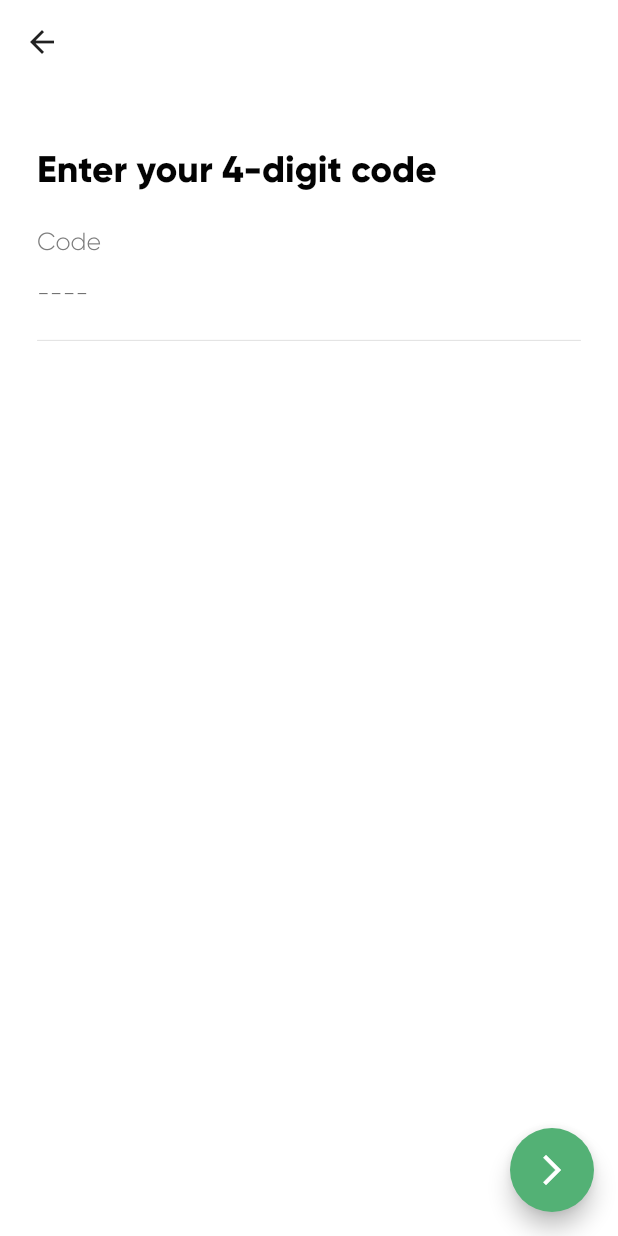
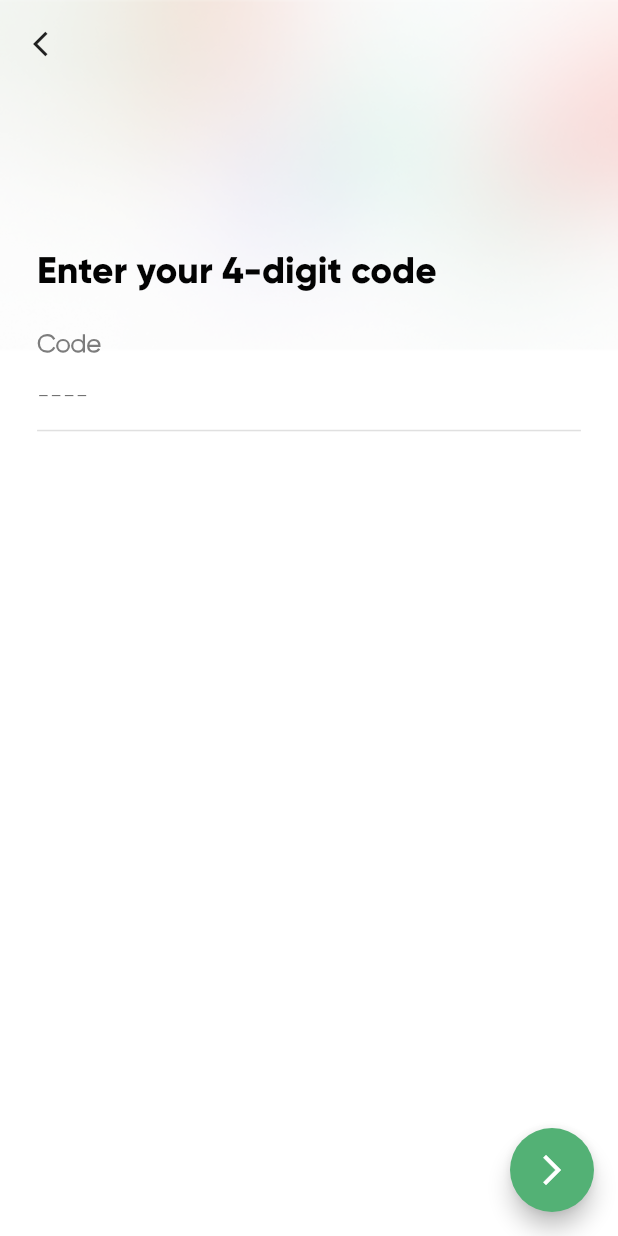
Before and after one commit to morzabzrgzd/Online-Groceries-App-UI-Flutter-, a Flutter app: the VerificationScreen screen opened directly, on a phone screen of 412 x 824 dp. Run offline on Flutter 3.47's test engine with Material 2 defaults, Android fonts, the phone set to English and light mode, and no system bars; our stand-ins replace country_code_picker, flutter_feather_icons, flutter_svg, get.

Commit message:
fix bog in verification & number

```diff
--- a/lib/screens/sign_in_screen.dart
+++ b/lib/screens/sign_in_screen.dart
@@ -7,6 +7,7 @@ import 'package:get/get.dart';
 import 'package:nectar_app/data/constants.dart';
 import 'package:nectar_app/screens/number_screen.dart';
 import 'package:nectar_app/widgets/buttom_widget.dart';
+import 'package:nectar_app/widgets/text_title_widget.dart';
 
 class SignInScreen extends StatelessWidget {
   const SignInScreen({Key? key}) : super(key: key);
@@ -126,31 +127,3 @@ class SignInScreen extends StatelessWidget {
     );
   }
 }
-
-class TitleText extends StatelessWidget {
-  const TitleText({
-    Key? key,
-    required this.size,
-    required this.text,
-  }) : super(key: key);
-
-  final Size size;
-  final String text;
-
-  @override
-  Widget build(BuildContext context) {
-    return Padding(
-      padding: EdgeInsets.symmetric(
-        horizontal: size.width * 0.06,
-      ),
-      child: Text(
-        text,
-        style: TextStyle(
-          fontSize: size.width * 0.06,
-          color: kTextBlackColor,
-          fontFamily: 'Gilroy',
-        ),
-      ),
-    );
-  }
-}
--- a/lib/screens/verification_screen.dart
+++ b/lib/screens/verification_screen.dart
@@ -1,11 +1,11 @@
-import 'package:country_code_picker/country_code_picker.dart';
 import 'package:flutter/cupertino.dart';
 import 'package:flutter/material.dart';
+import 'package:flutter/painting.dart';
 import 'package:get/get.dart';
 import 'package:nectar_app/data/constants.dart';
-import 'package:nectar_app/screens/sign_in_screen.dart';
-import "package:flutter_feather_icons/flutter_feather_icons.dart";
-import 'package:nectar_app/screens/verification_screen.dart';
+import 'package:nectar_app/widgets/divider_widget.dart';
+import 'package:nectar_app/widgets/text_title_widget.dart';
+import 'package:nectar_app/widgets/top_background.dart';
 
 class VerificationScreen extends StatelessWidget {
   const VerificationScreen({Key? key}) : super(key: key);
@@ -16,18 +16,27 @@ class VerificationScreen extends StatelessWidget {
     return SafeArea(
       child: Scaffold(
         backgroundColor: kBackgroundColor,
-        appBar: AppBar(
-          elevation: 0,
-          backgroundColor: kBackgroundColor,
-          leading: BackButton(
-            color: kIconColor,
+        body: Stack(
+          children: [
+            const TopBackground(),
+            Positioned(
+              left: 8,
+              top: 5,
+              child: IconButton(
+                onPressed: () {
+                  Get.back();
+                },
+                icon: const Icon(
+                  Icons.arrow_back_ios,
+                  size: 20,
                 ),
               ),
-        body: SizedBox(
+            ),
+            SizedBox(
               child: Column(
                 crossAxisAlignment: CrossAxisAlignment.start,
                 children: [
-              SizedBox(height: size.height * 0.05),
+                  SizedBox(height: size.height * 0.2),
                   TitleText(size: size, text: 'Enter your 4-digit code'),
                   SizedBox(height: size.height * 0.03),
                   Padding(
@@ -39,13 +48,13 @@ class VerificationScreen extends StatelessWidget {
                       style: TextStyle(
                         color: const Color(0xff7C7C7C),
                         fontSize: size.width * 0.04,
+                        fontWeight: FontWeight.bold,
                       ),
                     ),
                   ),
                   Container(
-                padding: EdgeInsets.symmetric(
-                  horizontal: size.width*0.06
-                ),
+                    padding:
+                        EdgeInsets.symmetric(horizontal: size.width * 0.06),
                     child: const TextField(
                       cursorColor: Colors.grey,
                       cursorHeight: 23,
@@ -57,16 +66,14 @@ class VerificationScreen extends StatelessWidget {
                       ),
                     ),
                   ),
-              Padding(
-                padding: EdgeInsets.symmetric(horizontal: size.width * 0.06),
-                child: const Divider(),
-              )
+                  DividerWidget(size: size),
                 ],
               ),
             ),
+          ],
+        ),
         floatingActionButton: FloatingActionButton(
-          onPressed: () {
-          },
+          onPressed: () {},
           backgroundColor: kPrimeryColor,
           child: const Icon(Icons.arrow_forward_ios),
         ),
--- /dev/null
+++ b/lib/widgets/divider_widget.dart
@@ -0,0 +1,23 @@
+import 'package:flutter/material.dart';
+
+
+class DividerWidget extends StatelessWidget {
+  const DividerWidget({
+    Key? key,
+    required this.size,
+  }) : super(key: key);
+
+  final Size size;
+
+  @override
+  Widget build(BuildContext context) {
+    return Container(
+      margin: EdgeInsets.symmetric(
+        horizontal: size.width * 0.06,
+      ),
+      height: 1,
+      width: double.infinity,
+      color: Colors.grey.shade300,
+    );
+  }
+}
--- /dev/null
+++ b/lib/widgets/text_title_widget.dart
@@ -0,0 +1,31 @@
+import 'package:flutter/material.dart';
+import 'package:nectar_app/data/constants.dart';
+
+
+class TitleText extends StatelessWidget {
+  const TitleText({
+    Key? key,
+    required this.size,
+    required this.text,
+  }) : super(key: key);
+
+  final Size size;
+  final String text;
+
+  @override
+  Widget build(BuildContext context) {
+    return Padding(
+      padding: EdgeInsets.symmetric(
+        horizontal: size.width * 0.06,
+      ),
+      child: Text(
+        text,
+        style: TextStyle(
+          fontSize: size.width * 0.06,
+          color: kTextBlackColor,
+          fontFamily: 'Gilroy',
+        ),
+      ),
+    );
+  }
+}
--- /dev/null
+++ b/lib/widgets/top_background.dart
@@ -0,0 +1,15 @@
+import 'package:flutter/material.dart';
+
+class TopBackground extends StatelessWidget {
+  const TopBackground({
+    Key? key,
+  }) : super(key: key);
+
+  @override
+  Widget build(BuildContext context) {
+    return Positioned(
+      top: 0,
+      child: Image.asset('assets/images/back-color.png'),
+    );
+  }
+}
```
Also changed, not shown: lib/screens/number_screen.dart (+28 -15 lines), assets/images/back-color.png (added). Lines whose indentation alone changed are shown as unchanged.
